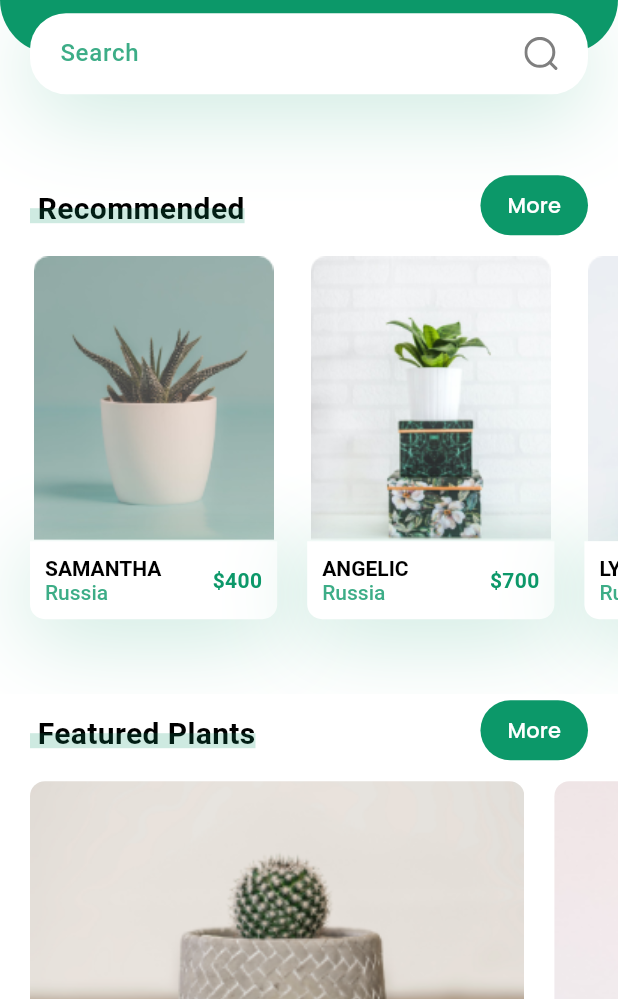
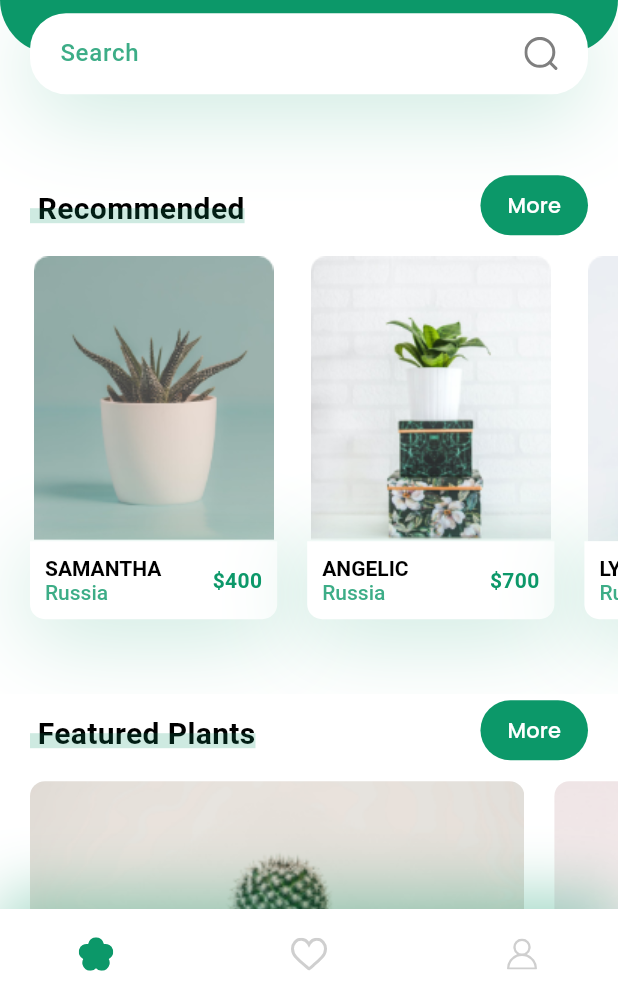
Before and after one commit to The-Naveen-Chandra/Blossom-App, a Flutter app: the screen it shows after launch, on a phone screen of 412 x 824 dp, the part 237-1236 px from its top. Run offline on Flutter 3.47's test engine with Material 2 defaults, Android fonts, the phone set to English and light mode, and no system bars; our stand-ins replace flutter_svg, google_fonts.

Commit message:
Dev Bottom Nav Bar

```diff
--- /dev/null
+++ b/lib/components/components.dart
@@ -0,0 +1 @@
+export './my_bottom_nav_bar.dart';
--- /dev/null
+++ b/lib/components/my_bottom_nav_bar.dart
@@ -0,0 +1,47 @@
+import 'package:flutter/material.dart';
+import 'package:blossom_app/constant/constants.dart';
+import 'package:flutter_svg/flutter_svg.dart';
+
+class MyBottomNavBar extends StatelessWidget {
+  const MyBottomNavBar({
+    super.key,
+  });
+
+  @override
+  Widget build(BuildContext context) {
+    return Container(
+      padding: const EdgeInsets.only(
+        left: kDefaultPadding * 2,
+        right: kDefaultPadding * 2,
+      ),
+      height: 60,
+      decoration: BoxDecoration(
+        color: Theme.of(context).colorScheme.onSecondary,
+        boxShadow: [
+          BoxShadow(
+            offset: const Offset(0, -10),
+            blurRadius: 35,
+            color: kPrimaryColor.withOpacity(0.38),
+          ),
+        ],
+      ),
+      child: Row(
+        mainAxisAlignment: MainAxisAlignment.spaceBetween,
+        children: [
+          IconButton(
+            onPressed: () {},
+            icon: SvgPicture.asset("assets/icons/flower.svg"),
+          ),
+          IconButton(
+            onPressed: () {},
+            icon: SvgPicture.asset("assets/icons/heart-icon.svg"),
+          ),
+          IconButton(
+            onPressed: () {},
+            icon: SvgPicture.asset("assets/icons/user-icon.svg"),
+          ),
+        ],
+      ),
+    );
+  }
+}
--- a/lib/screens/home/home_screen.dart
+++ b/lib/screens/home/home_screen.dart
@@ -1,6 +1,7 @@
 import 'package:flutter/material.dart';
 import 'package:flutter_svg/flutter_svg.dart';
 import 'package:blossom_app/constant/constants.dart';
+import 'package:blossom_app/components/components.dart';
 import 'package:blossom_app/screens/home/components/body.dart';
 
 class HomeScreen extends StatelessWidget {
@@ -12,6 +13,7 @@ class HomeScreen extends StatelessWidget {
       backgroundColor: Theme.of(context).colorScheme.background,
       appBar: buildAppBar(),
       body: const Body(),
+      bottomNavigationBar: const MyBottomNavBar(),
     );
   }
 
```
